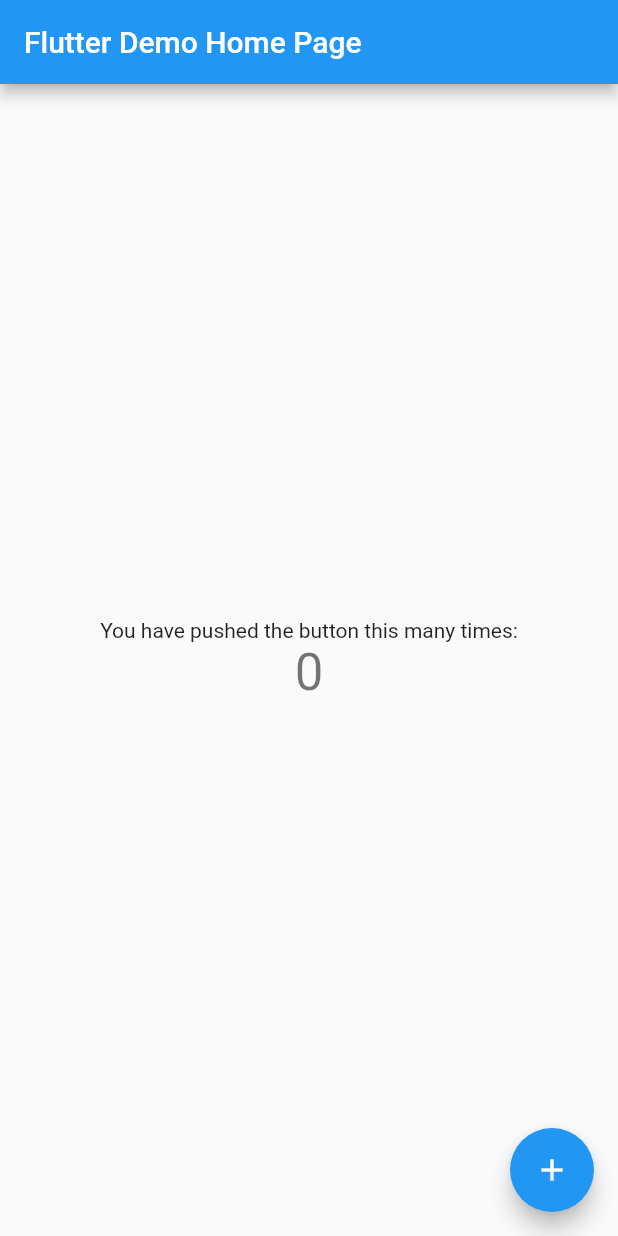
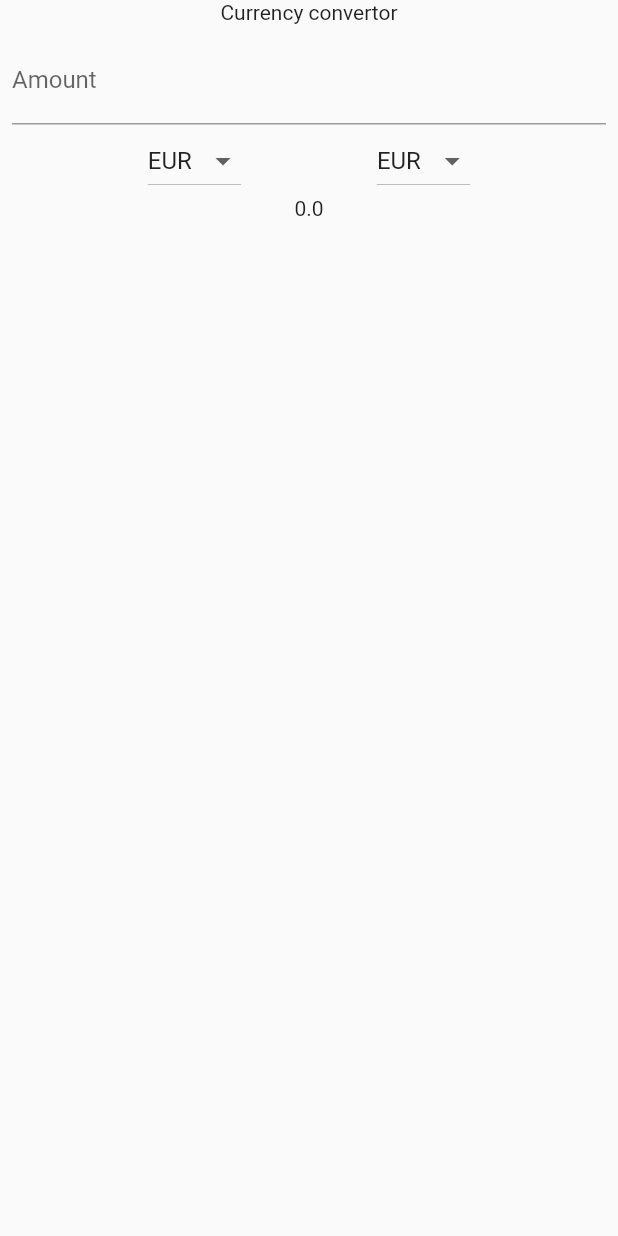
Before and after one commit to Numka/currency_convertor, a Flutter app: the screen it shows after launch, on a phone screen of 412 x 824 dp. Run offline on Flutter 3.47's test engine with Material 2 defaults, Android fonts, the phone set to English and light mode, and no system bars; our stand-ins replace bloc, dio, flutter_bloc, freezed_annotation.

Commit message:
Arrived at MVP, now iterate on remote and local data acquisition and later UI

```diff
--- /dev/null
+++ b/lib/appearance/convertor/convertor.dart
@@ -0,0 +1,92 @@
+import 'package:currency_converter/application/convertor_actor/convertor_actor_bloc.dart';
+import 'package:currency_converter/domain/currency.dart';
+import 'package:flutter/material.dart';
+import 'package:flutter/src/widgets/framework.dart';
+import 'package:flutter/src/widgets/placeholder.dart';
+import 'package:flutter_bloc/flutter_bloc.dart';
+
+class Convertor extends StatelessWidget {
+  const Convertor({
+    super.key,
+    required this.currency,
+  });
+
+  final Currency currency;
+
+  @override
+  Widget build(BuildContext context) {
+    return BlocProvider(
+      create: (context) => ConvertorActorBloc()..add(ConvertorActorEvent.started(currency)),
+      child: Scaffold(
+        body: SafeArea(
+          child: Center(
+            child: Column(
+              children: [
+                const Text('Currency convertor'),
+                BlocBuilder<ConvertorActorBloc, ConvertorActorState>(
+                  //buildWhen: (previous, current) => previous.questionIndex != current.questionIndex,
+                  builder: (context, state) {
+                    return Padding(
+                      padding: const EdgeInsets.all(8.0),
+                      child: Column(
+                        children: [
+                          TextField(
+                            decoration: const InputDecoration(
+                              labelText: 'Amount',
+                            ),
+                            maxLines: 1,
+                            keyboardType: TextInputType.number,
+                            onSubmitted: (value) {
+                              context.read<ConvertorActorBloc>().add(ConvertorActorEvent.submittedValue(value));
+                            },
+                            onChanged: (value) {
+                              context.read<ConvertorActorBloc>().add(ConvertorActorEvent.inputUpdated(value));
+                            },
+                          ),
+                          Row(
+                            mainAxisAlignment: MainAxisAlignment.spaceEvenly,
+                            children: [
+                              DropdownButton(
+                                value: state.fromBase,
+                                items: state.currencyData.rates.map<DropdownMenuItem<String>>((Rate rate) {
+                                  return DropdownMenuItem<String>(
+                                    value: rate.base,
+                                    child: Text(rate.base),
+                                  );
+                                }).toList(),
+                                onChanged: (value) {
+                                  context
+                                      .read<ConvertorActorBloc>()
+                                      .add(ConvertorActorEvent.firstDropdownValueChanged(value!));
+                                },
+                              ),
+                              DropdownButton(
+                                value: state.toBase,
+                                items: state.currencyData.rates.map<DropdownMenuItem<String>>((Rate rate) {
+                                  return DropdownMenuItem<String>(
+                                    value: rate.base,
+                                    child: Text(rate.base),
+                                  );
+                                }).toList(),
+                                onChanged: (value) {
+                                  context
+                                      .read<ConvertorActorBloc>()
+                                      .add(ConvertorActorEvent.secondDropdownValueChanged(value!));
+                                },
+                              ),
+                            ],
+                          ),
+                          Text(state.result.toString()),
+                        ],
+                      ),
+                    );
+                  },
+                ),
+              ],
+            ),
+          ),
+        ),
+      ),
+    );
+  }
+}
--- /dev/null
+++ b/lib/appearance/core/app.dart
@@ -0,0 +1,41 @@
+import 'package:currency_converter/appearance/convertor/convertor.dart';
+import 'package:currency_converter/appearance/splash/splash_page.dart';
+import 'package:currency_converter/application/convertor_fetcher/convertor_fetcher_bloc.dart';
+import 'package:currency_converter/infrastructure/remote/remote_server.dart';
+import 'package:currency_converter/infrastructure/remote/rest_api.dart';
+import 'package:flutter/material.dart';
+import 'package:flutter_bloc/flutter_bloc.dart';
+
+import '../../domain/currency.dart';
+
+class Application extends StatelessWidget {
+  const Application({super.key});
+
+  @override
+  Widget build(BuildContext context) {
+    return BlocProvider(
+      //TODO change to DI or change baseURL
+      create: (context) => ConvertorFetcherBloc(
+        RemoteServer(
+          currencyApi: RestAPI(baseUrl: 'asd'),
+        ),
+      )..add(
+          const ConvertorFetcherEvent.started(),
+        ),
+      child: MaterialApp(
+        title: 'Program existence test',
+        theme: ThemeData(
+          primarySwatch: Colors.blue,
+        ),
+        home: const SplashPage(),
+        initialRoute: '/splash',
+        routes: {
+          '/splash': (BuildContext context) => const SplashPage(),
+          '/convertor': (BuildContext context) => Convertor(
+                currency: Currency.empty(),
+              ),
+        },
+      ),
+    );
+  }
+}
--- /dev/null
+++ b/lib/application/convertor_actor/convertor_actor_bloc.dart
@@ -0,0 +1,30 @@
+import 'package:bloc/bloc.dart';
+import 'package:currency_converter/domain/currency.dart';
+import 'package:currency_converter/global/helpers.dart';
+import 'package:freezed_annotation/freezed_annotation.dart';
+
+part 'convertor_actor_event.dart';
+part 'convertor_actor_state.dart';
+part 'convertor_actor_bloc.freezed.dart';
+
+class ConvertorActorBloc extends Bloc<ConvertorActorEvent, ConvertorActorState> {
+  ConvertorActorBloc() : super(ConvertorActorState.initial()) {
+    on<Started>((event, emit) {
+      emit(state.copyWith(currencyData: event.currency));
+    });
+    on<FirstDropdownValueChanged>((event, emit) {
+      emit(state.copyWith(fromBase: event.value));
+    });
+    on<SecondDropdownValueChanged>((event, emit) {
+      emit(state.copyWith(toBase: event.value));
+    });
+    on<InputUpdated>((event, emit) {
+      emit(state.copyWith(inputValue: double.parse(event.updatedValue)));
+    });
+    on<SubmittedValue>((event, emit) {
+      final result =
+          Helpers().convertFromTo(state.fromBase, state.toBase, state.currencyData, double.parse(event.submittedValue));
+      emit(state.copyWith(result: result));
+    });
+  }
+}
--- /dev/null
+++ b/lib/application/convertor_actor/convertor_actor_event.dart
@@ -0,0 +1,10 @@
+part of 'convertor_actor_bloc.dart';
+
+@freezed
+class ConvertorActorEvent with _$ConvertorActorEvent {
+  const factory ConvertorActorEvent.started(Currency currency) = Started;
+  const factory ConvertorActorEvent.firstDropdownValueChanged(String value) = FirstDropdownValueChanged;
+  const factory ConvertorActorEvent.secondDropdownValueChanged(String value) = SecondDropdownValueChanged;
+  const factory ConvertorActorEvent.inputUpdated(String updatedValue) = InputUpdated;
+  const factory ConvertorActorEvent.submittedValue(String submittedValue) = SubmittedValue;
+}
--- /dev/null
+++ b/lib/application/convertor_actor/convertor_actor_state.dart
@@ -0,0 +1,20 @@
+part of 'convertor_actor_bloc.dart';
+
+@freezed
+class ConvertorActorState with _$ConvertorActorState {
+  const factory ConvertorActorState({
+    required Currency currencyData,
+    required double inputValue,
+    required double result,
+    required String fromBase,
+    required String toBase,
+  }) = _ConvertorActorState;
+
+  factory ConvertorActorState.initial() => ConvertorActorState(
+        currencyData: Currency.empty(),
+        inputValue: 0,
+        result: 0,
+        fromBase: 'EUR',
+        toBase: 'EUR',
+      );
+}
--- /dev/null
+++ b/lib/application/convertor_fetcher/convertor_fetcher_bloc.dart
@@ -0,0 +1,21 @@
+import 'package:bloc/bloc.dart';
+import 'package:currency_converter/domain/currency.dart';
+import 'package:currency_converter/infrastructure/remote/remote_server.dart';
+import 'package:freezed_annotation/freezed_annotation.dart';
+
+part 'convertor_fetcher_event.dart';
+part 'convertor_fetcher_state.dart';
+part 'convertor_fetcher_bloc.freezed.dart';
+
+class ConvertorFetcherBloc extends Bloc<ConvertorFetcherEvent, ConvertorFetcherState> {
+  final RemoteServer remoteServer;
+
+  ConvertorFetcherBloc(
+    this.remoteServer,
+  ) : super(const ConvertorFetcherState.initial()) {
+    on<Started>((event, emit) async {
+      final currencyData = await remoteServer.fetchCurrency();
+      emit(ConvertorFetcherState.dataArrived(currencyData));
+    });
+  }
+}
--- /dev/null
+++ b/lib/application/convertor_fetcher/convertor_fetcher_event.dart
@@ -0,0 +1,6 @@
+part of 'convertor_fetcher_bloc.dart';
+
+@freezed
+class ConvertorFetcherEvent with _$ConvertorFetcherEvent {
+  const factory ConvertorFetcherEvent.started() = Started;
+}
--- /dev/null
+++ b/lib/application/convertor_fetcher/convertor_fetcher_state.dart
@@ -0,0 +1,7 @@
+part of 'convertor_fetcher_bloc.dart';
+
+@freezed
+class ConvertorFetcherState with _$ConvertorFetcherState {
+  const factory ConvertorFetcherState.initial() = Initial;
+  const factory ConvertorFetcherState.dataArrived(Currency currency) = DataArrived;
+}
--- /dev/null
+++ b/lib/domain/currency.dart
@@ -0,0 +1,32 @@
+import 'package:freezed_annotation/freezed_annotation.dart';
+
+part 'currency.freezed.dart';
+part 'currency.g.dart';
+
+@freezed
+class Currency with _$Currency {
+  const factory Currency({
+    required String base,
+    required List<Rate> rates,
+  }) = _Currency;
+
+  factory Currency.fromJson(Map<String, dynamic> json) => Currency(
+        base: json['base'] as String,
+        rates: (json['rates'] as Map<String, dynamic>)
+            .entries
+            .map((e) => Rate(base: e.key, value: (e.value as num).toDouble()))
+            .toList(),
+      );
+
+  factory Currency.empty() => const Currency(base: 'EUR', rates: [Rate(base: 'EUR', value: 1)]);
+}
+
+@freezed
+class Rate with _$Rate {
+  const factory Rate({
+    required String base,
+    required double value,
+  }) = _Rate;
+
+  factory Rate.fromJson(Map<String, dynamic> json) => _$RateFromJson(json);
+}
--- /dev/null
+++ b/lib/domain/server_interface.dart
@@ -0,0 +1,5 @@
+import 'package:currency_converter/domain/currency.dart';
+
+abstract class ServerInterface {
+  Future<Currency> fetchCurrency();
+}
--- /dev/null
+++ b/lib/global/helpers.dart
@@ -0,0 +1,10 @@
+import 'package:currency_converter/domain/currency.dart';
+
+class Helpers {
+  double convertFromTo(String fromBase, String toBase, Currency currency, double amount) {
+    final fromValue = currency.rates.firstWhere((rate) => rate.base == fromBase);
+    final toValue = currency.rates.firstWhere((rate) => rate.base == toBase);
+
+    return (toValue.value / fromValue.value) * amount;
+  }
+}
--- /dev/null
+++ b/lib/infrastructure/remote/remote_server.dart
@@ -0,0 +1,25 @@
+// ignore_for_file: public_member_api_docs, sort_constructors_first
+
+import 'dart:convert';
+
+import 'package:currency_converter/domain/currency.dart';
+import 'package:currency_converter/infrastructure/remote/rest_api.dart';
+import 'package:flutter/services.dart';
+
+import '../../domain/server_interface.dart';
+
+class RemoteServer implements ServerInterface {
+  RestAPI currencyApi;
+
+  RemoteServer({
+    required this.currencyApi,
+  });
+
+  @override
+  Future<Currency> fetchCurrency() async {
+    final jsonStr = await rootBundle.loadString("assets/json/placeholder.json");
+    final jsonResult = jsonDecode(jsonStr);
+    final result = Currency.fromJson(jsonResult);
+    return result;
+  }
+}
--- /dev/null
+++ b/lib/infrastructure/remote/request.dart
@@ -0,0 +1,16 @@
+import 'package:freezed_annotation/freezed_annotation.dart';
+
+part 'request.freezed.dart';
+
+enum RequestMethod { get }
+
+@freezed
+class Request with _$Request {
+  const factory Request({
+    required RequestMethod method,
+    required String url,
+    required Map<String, dynamic> queryParameters,
+  }) = _Request;
+
+  const Request._();
+}
--- /dev/null
+++ b/lib/infrastructure/remote/rest_api.dart
@@ -0,0 +1,26 @@
+import 'package:currency_converter/infrastructure/remote/request.dart';
+import 'package:dio/dio.dart' as dio;
+
+class RestAPI {
+  final String baseUrl;
+
+  late dio.Dio client;
+
+  RestAPI({
+    required this.baseUrl,
+  }) {
+    client = dio.Dio();
+
+    client.options.baseUrl = baseUrl;
+    client.options.headers = {
+      "Content-Type": "application/json",
+    };
+  }
+
+  Future<dio.Response?> makeRequest(Request request) async {
+    if (request.method == RequestMethod.get) {
+      return await client.get(Uri.encodeFull(request.url), queryParameters: request.queryParameters);
+    }
+    return null;
+  }
+}
--- a/lib/main.dart
+++ b/lib/main.dart
@@ -1,115 +1,6 @@
+import 'package:currency_converter/appearance/core/app.dart';
 import 'package:flutter/material.dart';
 
 void main() {
-  runApp(const MyApp());
+  runApp(const Application());
 }
-
-class MyApp extends StatelessWidget {
-  const MyApp({super.key});
-
-  // This widget is the root of your application.
-  @override
-  Widget build(BuildContext context) {
-    return MaterialApp(
-      title: 'Flutter Demo',
-      theme: ThemeData(
-        // This is the theme of your application.
-        //
-        // Try running your application with "flutter run". You'll see the
-        // application has a blue toolbar. Then, without quitting the app, try
-        // changing the primarySwatch below to Colors.green and then invoke
-        // "hot reload" (press "r" in the console where you ran "flutter run",
-        // or simply save your changes to "hot reload" in a Flutter IDE).
-        // Notice that the counter didn't reset back to zero; the application
-        // is not restarted.
-        primarySwatch: Colors.blue,
-      ),
-      home: const MyHomePage(title: 'Flutter Demo Home Page'),
-    );
-  }
-}
-
-class MyHomePage extends StatefulWidget {
-  const MyHomePage({super.key, required this.title});
-
-  // This widget is the home page of your application. It is stateful, meaning
-  // that it has a State object (defined below) that contains fields that affect
-  // how it looks.
-
-  // This class is the configuration for the state. It holds the values (in this
-  // case the title) provided by the parent (in this case the App widget) and
-  // used by the build method of the State. Fields in a Widget subclass are
-  // always marked "final".
-
-  final String title;
-
-  @override
-  State<MyHomePage> createState() => _MyHomePageState();
-}
-
-class _MyHomePageState extends State<MyHomePage> {
-  int _counter = 0;
-
-  void _incrementCounter() {
-    setState(() {
-      // This call to setState tells the Flutter framework that something has
-      // changed in this State, which causes it to rerun the build method below
-      // so that the display can reflect the updated values. If we changed
-      // _counter without calling setState(), then the build method would not be
-      // called again, and so nothing would appear to happen.
-      _counter++;
-    });
-  }
-
-  @override
-  Widget build(BuildContext context) {
-    // This method is rerun every time setState is called, for instance as done
-    // by the _incrementCounter method above.
-    //
-    // The Flutter framework has been optimized to make rerunning build methods
-    // fast, so that you can just rebuild anything that needs updating rather
-    // than having to individually change instances of widgets.
-    return Scaffold(
-      appBar: AppBar(
-        // Here we take the value from the MyHomePage object that was created by
-        // the App.build method, and use it to set our appbar title.
-        title: Text(widget.title),
-      ),
-      body: Center(
-        // Center is a layout widget. It takes a single child and positions it
-        // in the middle of the parent.
-        child: Column(
-          // Column is also a layout widget. It takes a list of children and
-          // arranges them vertically. By default, it sizes itself to fit its
-          // children horizontally, and tries to be as tall as its parent.
-          //
-          // Invoke "debug painting" (press "p" in the console, choose the
-          // "Toggle Debug Paint" action from the Flutter Inspector in Android
-          // Studio, or the "Toggle Debug Paint" command in Visual Studio Code)
-          // to see the wireframe for each widget.
-          //
-          // Column has various properties to control how it sizes itself and
-          // how it positions its children. Here we use mainAxisAlignment to
-          // center the children vertically; the main axis here is the vertical
-          // axis because Columns are vertical (the cross axis would be
-          // horizontal).
-          mainAxisAlignment: MainAxisAlignment.center,
-          children: <Widget>[
-            const Text(
-              'You have pushed the button this many times:',
-            ),
-            Text(
-              '$_counter',
-              style: Theme.of(context).textTheme.headlineMedium,
-            ),
-          ],
-        ),
-      ),
-      floatingActionButton: FloatingActionButton(
-        onPressed: _incrementCounter,
-        tooltip: 'Increment',
-        child: const Icon(Icons.add),
-      ), // This trailing comma makes auto-formatting nicer for build methods.
-    );
-  }
-}
```
Also changed, not shown: assets/json/placeholder.json (added, +178 -0 lines), lib/appearance/splash/splash_page.dart (added, +41 -0 lines), pubspec.yaml (+9 -3 lines), lib/application/convertor_actor/convertor_actor_bloc.freezed.dart (added), lib/application/convertor_fetcher/convertor_fetcher_bloc.freezed.dart (added), lib/domain/currency.freezed.dart (added), lib/domain/currency.g.dart (added), lib/infrastructure/remote/request.freezed.dart (added), pubspec.lock, 2 other files.
